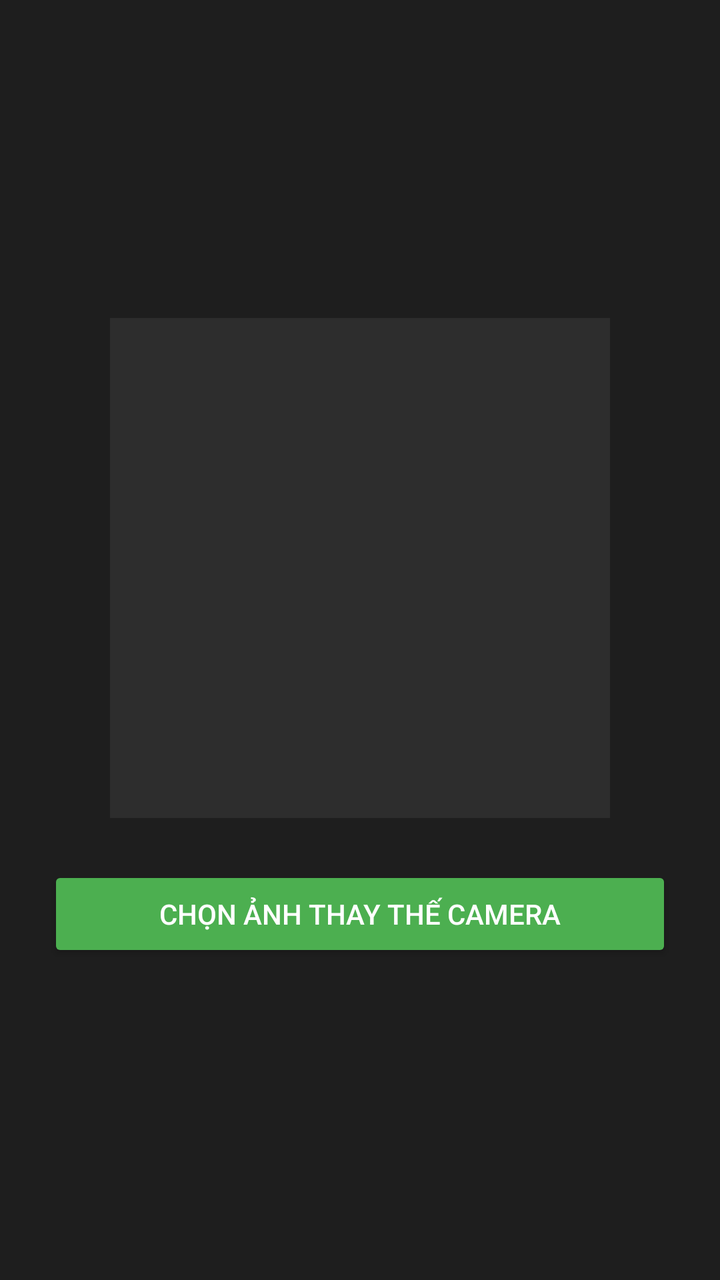
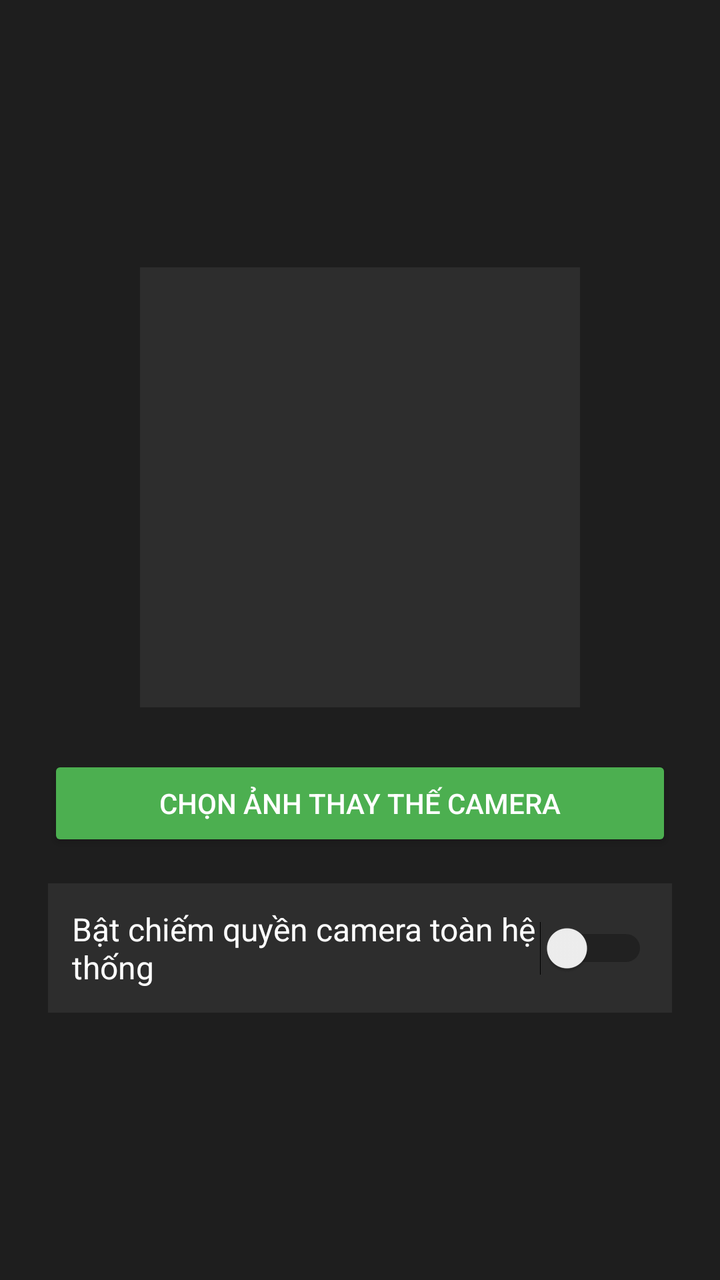

An Android layout rendered at two revisions. The XML below is the earlier revision; the diff shows what the commit changed to produce the second picture.
<!-- AndroidManifest.xml: application theme Theme.AppCompat.DayNight.NoActionBar -->
<!-- res/layout/activity_main.xml -->
<?xml version="1.0" encoding="utf-8"?>
<LinearLayout xmlns:android="http://schemas.android.com/apk/res/android"
    android:layout_width="match_parent"
    android:layout_height="match_parent"
    android:background="#1e1e1e"
    android:gravity="center"
    android:orientation="vertical"
    android:padding="24dp">

    <ImageView
        android:id="@+id/imgPreview"
        android:layout_width="250dp"
        android:layout_height="250dp"
        android:layout_marginBottom="24dp"
        android:background="#2d2d2d"
        android:scaleType="centerCrop" />

    <Button
        android:id="@+id/btnSelectImage"
        android:layout_width="match_parent"
        android:layout_height="wrap_content"
        android:backgroundTint="#4CAF50"
        android:text="Chọn ảnh thay thế camera"
        android:textColor="#FFFFFF" />

</LinearLayout>
<!-- resources referenced by this layout -->
<resources>

</resources>

<!-- the commit's change to res/layout/activity_main.xml (unified diff, before → after) -->
@@ -9,8 +9,8 @@
 
     <ImageView
         android:id="@+id/imgPreview"
-        android:layout_width="250dp"
-        android:layout_height="250dp"
+        android:layout_width="220dp"
+        android:layout_height="220dp"
         android:layout_marginBottom="24dp"
         android:background="#2d2d2d"
         android:scaleType="centerCrop" />
@@ -21,6 +21,17 @@
         android:layout_height="wrap_content"
         android:backgroundTint="#4CAF50"
         android:text="Chọn ảnh thay thế camera"
-        android:textColor="#FFFFFF" />
+        android:textColor="#FFFFFF"
+        android:layout_marginBottom="16dp"/>
+
+    <Switch
+        android:id="@+id/switchOverrideCamera"
+        android:layout_width="match_parent"
+        android:layout_height="wrap_content"
+        android:text="Bật chiếm quyền camera toàn hệ thống"
+        android:textColor="#FFFFFF"
+        android:textSize="16sp"
+        android:padding="12dp"
+        android:background="#2d2d2d"/>
 
 </LinearLayout>
